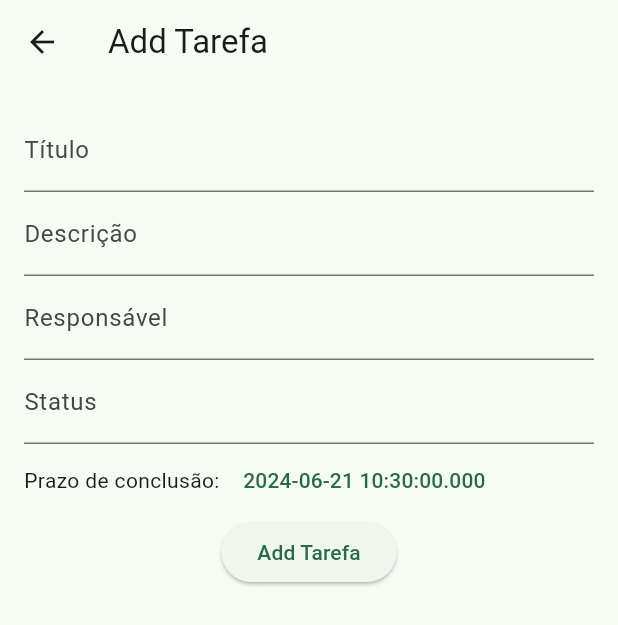
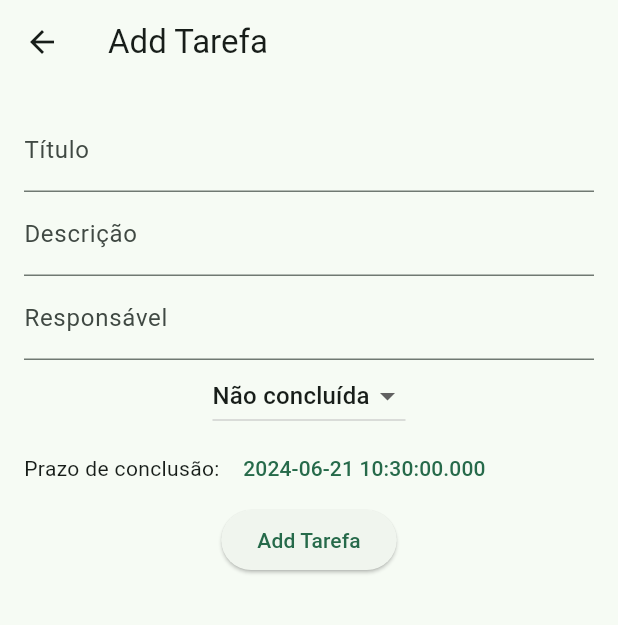
Before and after one commit to rcavakian/ads_labs_desafio_flutter, a Flutter app: the AddTarefaPage screen opened directly, after a tap on "Add Tarefa", on a phone screen of 412 x 824 dp. Shown: the top 625 px of the screen. Run offline on Flutter 3.47's test engine with Material 3 defaults, Android fonts, the phone set to English and light mode, and no system bars; our stand-ins replace flutter_datetime_picker_plus; network calls fail.

Commit message:
Alterações no arquivo tarefa_add_ui.dart

```diff
--- a/lib/main.dart
+++ b/lib/main.dart
@@ -1,3 +1,4 @@
+import 'package:ads_labs_tarefa_flutter/tarefa_add_ui.dart';
 import 'package:ads_labs_tarefa_flutter/tarefa_api.dart';
 import 'package:flutter/material.dart';
 import 'package:provider/provider.dart';
--- a/lib/tarefa_add_ui.dart
+++ b/lib/tarefa_add_ui.dart
@@ -1,6 +1,100 @@
+// import 'package:ads_labs_tarefa_flutter/tarefa_api.dart';
+// import 'package:flutter/material.dart' hide DatePickerTheme;
+// import 'package:flutter_datetime_picker/flutter_datetime_picker.dart' as dp;
+// import 'package:provider/provider.dart';
+//
+// class AddTarefaPage extends StatefulWidget {
+//   const AddTarefaPage({super.key});
+//
+//   @override
+//   State<AddTarefaPage> createState() => _AddTarefaPageState();
+//
+// }
+//
+// class _AddTarefaPageState extends State<AddTarefaPage> {
+//   final TextEditingController _titleController = TextEditingController();
+//   final TextEditingController _descricaoController = TextEditingController();
+//   final TextEditingController _responsavelController = TextEditingController();
+//   final TextEditingController _statusController = TextEditingController();
+//   DateTime dataLimite = DateTime.now();
+//
+//   @override
+//   Widget build(BuildContext context) {
+//     final tarefaProvider = Provider.of<TarefaProvider>(context);
+//     return Scaffold(
+//       appBar: AppBar(
+//         title: const Text('Add Tarefa'),
+//       ),
+//       body: SingleChildScrollView(
+//         child: Padding(
+//           padding: const EdgeInsets.all(16.0),
+//           child: Column(
+//             children: [
+//               TextField(
+//                 controller: _titleController,
+//                 decoration: const InputDecoration(labelText: 'Título'),
+//               ),
+//               TextField(
+//                 controller: _descricaoController,
+//                 decoration: const InputDecoration(labelText: 'Descrição'),
+//               ),
+//               TextField(
+//                 controller: _responsavelController,
+//                 decoration: const InputDecoration(labelText: 'Responsável'),
+//               ),
+//               TextField(
+//                 controller: _statusController,
+//                 decoration: const InputDecoration(labelText: 'Status'),
+//               ),
+//               Row(
+//                 children: [
+//                   const Text('Prazo de conclusão: '),
+//                   TextButton(onPressed: () {
+//                     dp.DatePicker.showDatePicker(
+//                       context,
+//                       showTitleActions: true,
+//                       minTime: DateTime.now(),
+//                       onConfirm: (date) {
+//                         setState(() {
+//                           dataLimite = date;
+//                         });
+//                       },
+//                     );
+//                   },
+//                     child: Text(dataLimite?.toString() ?? "Selecione a data limite de conclusão"),
+//                   ),
+//                 ],
+//               ),
+//               ElevatedButton(
+//                 onPressed: () {
+//                   final tarefa = Tarefa (
+//                     id: 0,
+//                     titulo: _titleController.text,
+//                     descricao: _descricaoController.text,
+//                     responsavel: _responsavelController.text,
+//                     status: _statusController.text,
+//                     dataLimite: dataLimite,
+//                   );
+//                   tarefaProvider.addTarefa(tarefa).then((_) {
+//                     Navigator.pop(context);
+//                     tarefaProvider.fetchTarefas();
+//                   }).catchError((error) {
+//                   });
+//                 },
+//                 child: const Text('Add Tarefa'),
+//               )
+//             ],
+//           ),
+//         ),
+//       ),
+//     );
+//   }
+//
+// }
+
 import 'package:ads_labs_tarefa_flutter/tarefa_api.dart';
-import 'package:flutter/material.dart';
-import 'package:flutter_datetime_picker/flutter_datetime_picker.dart';
+import 'package:flutter/material.dart' hide DatePickerTheme;
+import 'package:flutter_datetime_picker_plus/flutter_datetime_picker_plus.dart' as dp;
 import 'package:provider/provider.dart';
 
 class AddTarefaPage extends StatefulWidget {
@@ -8,14 +102,13 @@ class AddTarefaPage extends StatefulWidget {
 
   @override
   State<AddTarefaPage> createState() => _AddTarefaPageState();
-
 }
 
 class _AddTarefaPageState extends State<AddTarefaPage> {
   final TextEditingController _titleController = TextEditingController();
   final TextEditingController _descricaoController = TextEditingController();
   final TextEditingController _responsavelController = TextEditingController();
-  final TextEditingController _statusController = TextEditingController();
+  bool _statusController = false;
   DateTime dataLimite = DateTime.now();
 
   @override
@@ -41,16 +134,28 @@ class _AddTarefaPageState extends State<AddTarefaPage> {
               TextField(
                 controller: _responsavelController,
                 decoration: const InputDecoration(labelText: 'Responsável'),
+                keyboardType: TextInputType.number,
               ),
-              TextField(
-                controller: _statusController,
-                decoration: const InputDecoration(labelText: 'Status'),
+              DropdownButton<bool>(
+                value: _statusController,
+                onChanged: (bool? newValue) {
+                  setState(() {
+                    _statusController = newValue!;
+                  });
+                },
+                items: <bool>[true, false].map<DropdownMenuItem<bool>>((bool value) {
+                  return DropdownMenuItem(
+                    value: value,
+                    child: Text(value ? 'Concluída' : 'Não concluída'),
+                  );
+                }).toList(),
               ),
               Row(
                 children: [
                   const Text('Prazo de conclusão: '),
-                  TextButton(onPressed: () {
-                    DatePicker.showDatePicker(
+                  TextButton(
+                    onPressed: () {
+                      dp.DatePicker.showDatePicker(
                         context,
                         showTitleActions: true,
                         minTime: DateTime.now(),
@@ -61,33 +166,46 @@ class _AddTarefaPageState extends State<AddTarefaPage> {
                         },
                       );
                     },
-                    child: Text(dataLimite?.toString() ?? "Selecione a data limite de conclusão"),
+                    child: Text(dataLimite.toString()),
                   ),
                 ],
               ),
               ElevatedButton(
-                onPressed: () {
-                  final tarefa = Tarefa (
+                onPressed: () async {
+                  final tarefa = Tarefa(
                     id: 0,
                     titulo: _titleController.text,
                     descricao: _descricaoController.text,
-                    responsavel: _responsavelController.text,
-                    status: _statusController.text,
+                    responsavel: int.parse(_responsavelController.text),
+                    status: _statusController ? true : false,
                     dataLimite: dataLimite,
                   );
-                  tarefaProvider.addTarefa(tarefa).then((_) {
+                  try {
+                    await tarefaProvider.addTarefa(tarefa);
+                    await tarefaProvider.fetchTarefas();
+                    if (mounted) {
                       Navigator.pop(context);
-                    tarefaProvider.fetchTarefas();
-                  }).catchError((error) {
-                  });
+                    }
+                  } catch (error) {
+                    ScaffoldMessenger.of(context).showSnackBar(
+                        SnackBar(
+                          content: Text('Erro ao adicionar tarefa: $error'),
+                        ),
+                    );
+                  }
+                  // tarefaProvider.addTarefa(tarefa).then((_) {
+                  //   Navigator.pop(context);
+                  //   tarefaProvider.fetchTarefas();
+                  // }).catchError((error) {
+                  //   // Handle the error here
+                  // });
                 },
                 child: const Text('Add Tarefa'),
-              )
+              ),
             ],
           ),
         ),
       ),
     );
   }
-
 }
--- a/lib/tarefa_api.dart
+++ b/lib/tarefa_api.dart
@@ -10,8 +10,8 @@ class Tarefa {
   int id;
   final String titulo;
   final String descricao;
-  final String responsavel;
-  final String status;
+  final int responsavel;
+  final bool status;
   final DateTime dataLimite;
 
   Tarefa({
@@ -58,7 +58,7 @@ class TarefaProvider extends ChangeNotifier {
     final response = await http.get(Uri.parse(url));
     if (response.statusCode == 200) {
       final data = json.decode(response.body);
-      final List<dynamic> tarefaData = data['tarefas'];
+      final List<dynamic> tarefaData = data['dados'];
       tarefas = tarefaData.map((item) => Tarefa.fromJson(item)).toList();
       notifyListeners();
     } else {
--- a/pubspec.yaml
+++ b/pubspec.yaml
@@ -37,7 +37,7 @@ dependencies:
   cupertino_icons: ^1.0.6
   provider: ^6.1.2
   intl: ^0.19.0
-  flutter_datetime_picker: ^1.5.1
+  flutter_datetime_picker_plus: ^2.1.0
 
 dev_dependencies:
   flutter_test:
@@ -48,7 +48,7 @@ dev_dependencies:
   # activated in the `analysis_options.yaml` file located at the root of your
   # package. See that file for information about deactivating specific lint
   # rules and activating additional ones.
-  flutter_lints: ^3.0.0
+  flutter_lints: ^4.0.0
 
 # For information on the generic Dart part of this file, see the
 # following page: https://dart.dev/tools/pub/pubspec
```
Also changed, not shown: pubspec.lock. Lines whose indentation alone changed are shown as unchanged.
